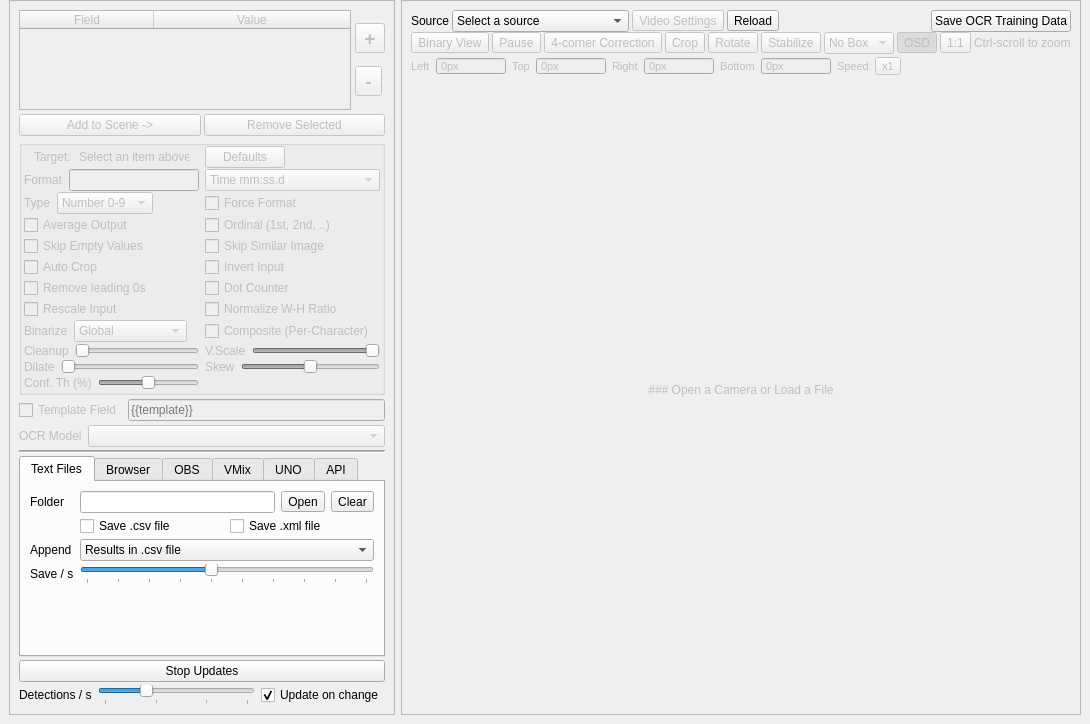
First picture: the form in src/mainwindow.ui, repository xerus/scoresight, before the edit.
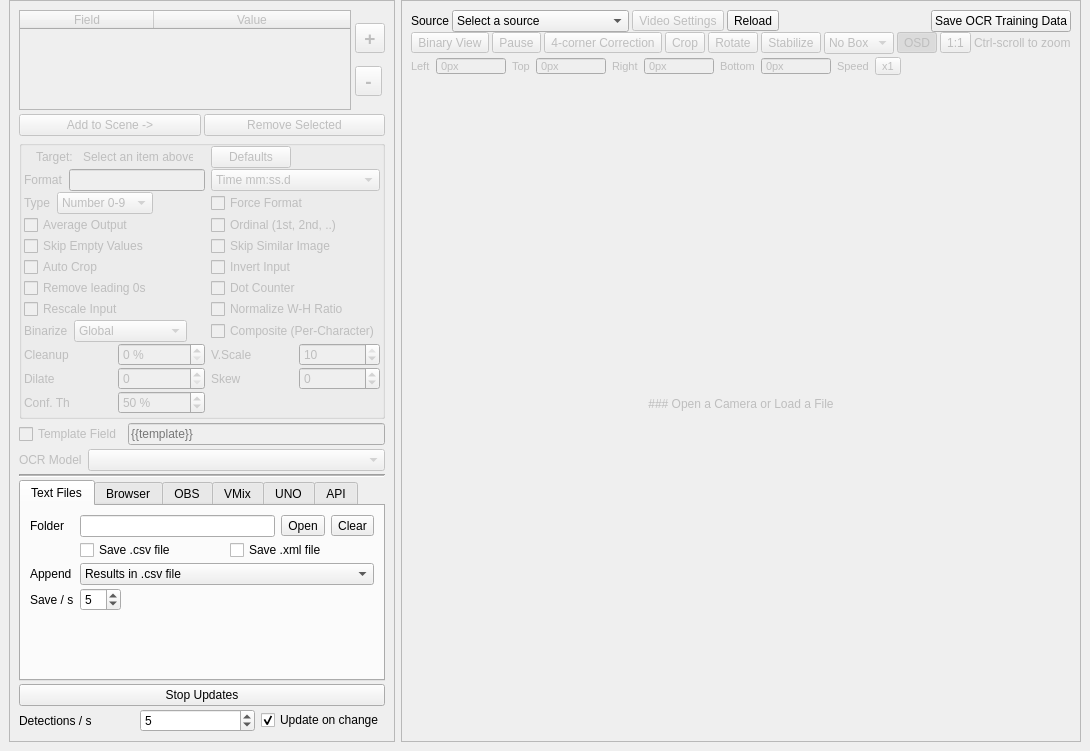
Second picture: the form after the edit.

Commit message: Replace sliders with numeric spin boxes

```diff
--- a/src/mainwindow.ui
+++ b/src/mainwindow.ui
@@ -491,16 +491,19 @@
                  </widget>
                 </item>
                 <item>
-                 <widget class="QSlider" name="horizontalSlider_cleanup">
+                 <widget class="QSpinBox" name="spinBox_cleanup">
+                  <property name="suffix">
+                   <string> %</string>
+                  </property>
+                  <property name="buttonSymbols">
+                   <enum>QAbstractSpinBox::UpDownArrows</enum>
+                  </property>
                   <property name="minimum">
                    <number>0</number>
                   </property>
                   <property name="maximum">
                    <number>100</number>
                   </property>
-                  <property name="orientation">
-                   <enum>Qt::Horizontal</enum>
-                  </property>
                  </widget>
                 </item>
                </layout>
@@ -604,12 +607,18 @@
                    <string>Minimum OCR confidence in percent. Raise this to reject uncertain readings.</string>
                   </property>
                   <property name="text">
-                   <string>Conf. Th (%)</string>
+                   <string>Conf. Th</string>
                   </property>
                  </widget>
                 </item>
                 <item>
-                 <widget class="QSlider" name="horizontalSlider_conf_thresh">
+                 <widget class="QSpinBox" name="spinBox_conf_thresh">
+                  <property name="suffix">
+                   <string> %</string>
+                  </property>
+                  <property name="buttonSymbols">
+                   <enum>QAbstractSpinBox::UpDownArrows</enum>
+                  </property>
                   <property name="toolTip">
                    <string>Minimum OCR confidence in percent. Raise this to reject uncertain readings.</string>
                   </property>
@@ -619,9 +628,6 @@
                   <property name="value">
                    <number>50</number>
                   </property>
-                  <property name="orientation">
-                   <enum>Qt::Horizontal</enum>
-                  </property>
                  </widget>
                 </item>
                </layout>
@@ -718,16 +724,10 @@
                  </widget>
                 </item>
                 <item>
-                 <widget class="QSlider" name="horizontalSlider_dilate">
+                 <widget class="QSpinBox" name="spinBox_dilate">
                   <property name="maximum">
                    <number>5</number>
                   </property>
-                  <property name="pageStep">
-                   <number>1</number>
-                  </property>
-                  <property name="orientation">
-                   <enum>Qt::Horizontal</enum>
-                  </property>
                  </widget>
                 </item>
                </layout>
@@ -780,22 +780,16 @@
                  </widget>
                 </item>
                 <item>
-                 <widget class="QSlider" name="horizontalSlider_vscale">
+                 <widget class="QSpinBox" name="spinBox_vscale">
                   <property name="minimum">
                    <number>1</number>
                   </property>
                   <property name="maximum">
                    <number>10</number>
                   </property>
-                  <property name="pageStep">
-                   <number>5</number>
-                  </property>
                   <property name="value">
                    <number>10</number>
                   </property>
-                  <property name="orientation">
-                   <enum>Qt::Horizontal</enum>
-                  </property>
                  </widget>
                 </item>
                </layout>
@@ -824,16 +818,13 @@
                  </widget>
                 </item>
                 <item>
-                 <widget class="QSlider" name="horizontalSlider_skew">
+                 <widget class="QSpinBox" name="spinBox_skew">
                   <property name="minimum">
                    <number>-10</number>
                   </property>
                   <property name="maximum">
                    <number>10</number>
                   </property>
-                  <property name="orientation">
-                   <enum>Qt::Horizontal</enum>
-                  </property>
                  </widget>
                 </item>
                </layout>
@@ -1093,25 +1084,16 @@
             </widget>
            </item>
            <item row="3" column="1">
-            <widget class="QSlider" name="horizontalSlider_aggsPerSecond">
+            <widget class="QSpinBox" name="spinBox_aggsPerSecond">
              <property name="minimum">
               <number>1</number>
              </property>
              <property name="maximum">
               <number>10</number>
              </property>
-             <property name="pageStep">
-              <number>1</number>
-             </property>
              <property name="value">
               <number>5</number>
              </property>
-             <property name="orientation">
-              <enum>Qt::Horizontal</enum>
-             </property>
-             <property name="tickPosition">
-              <enum>QSlider::TicksBelow</enum>
-             </property>
             </widget>
            </item>
            <item row="4" column="1">
@@ -1761,34 +1743,16 @@
            </widget>
           </item>
           <item>
-           <widget class="QSlider" name="horizontalSlider_detectionCadence">
+           <widget class="QSpinBox" name="spinBox_detectionCadence">
             <property name="minimum">
              <number>1</number>
             </property>
             <property name="maximum">
              <number>15</number>
             </property>
-            <property name="pageStep">
-             <number>5</number>
-            </property>
             <property name="value">
              <number>5</number>
             </property>
-            <property name="orientation">
-             <enum>Qt::Horizontal</enum>
-            </property>
-            <property name="invertedAppearance">
-             <bool>false</bool>
-            </property>
-            <property name="invertedControls">
-             <bool>false</bool>
-            </property>
-            <property name="tickPosition">
-             <enum>QSlider::TicksBelow</enum>
-            </property>
-            <property name="tickInterval">
-             <number>5</number>
-            </property>
            </widget>
           </item>
           <item>
```
The commit also changes 3 other files.
